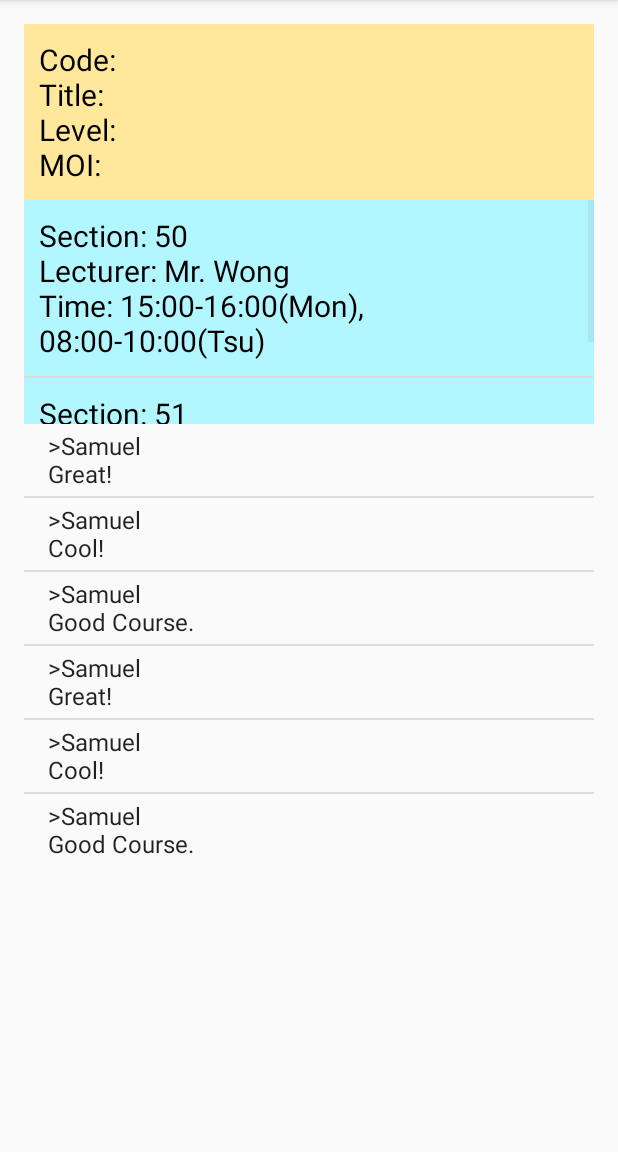
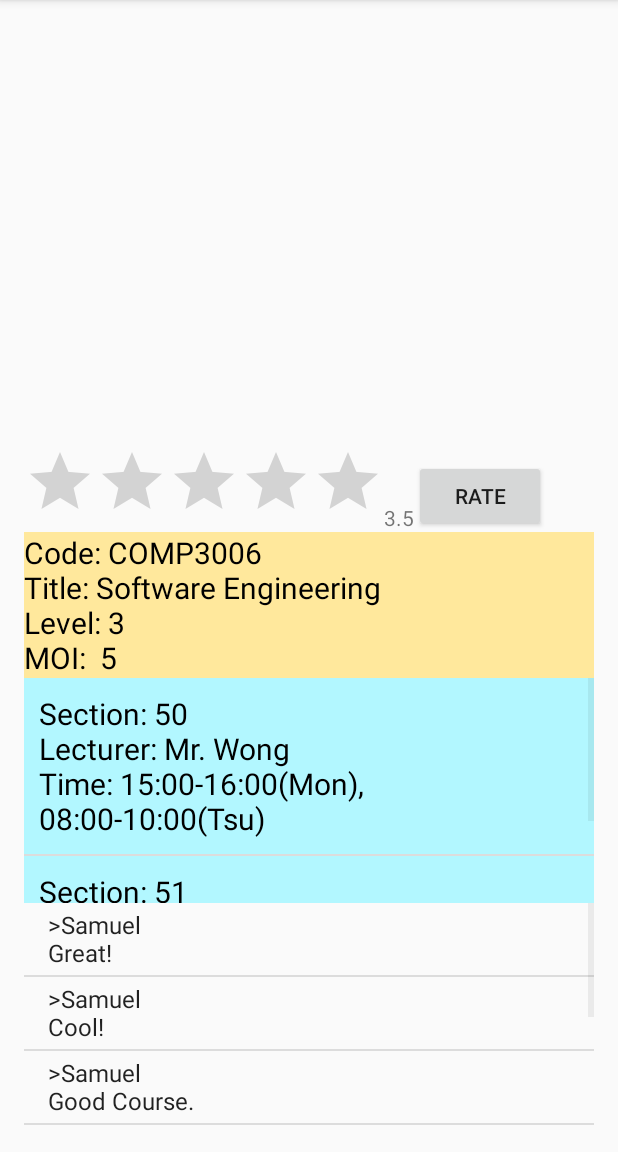
Before and after one commit to COMP3006/BUAddDrop, an Android app: the CourseInfoActivity screen opened directly, with no data from a screen before it, on a phone screen of 412 x 824 dp, the part 84-1236 px from its top. Run offline under Robolectric (Android 15) with nearby library versions, the phone set to English and light mode, and no system bars.

Commit message:
added rating function, hardcoded

```diff
--- a/app/src/main/AndroidManifest.xml
+++ b/app/src/main/AndroidManifest.xml
@@ -11,16 +11,16 @@
         android:label="@string/app_name"
         android:supportsRtl="true"
         android:theme="@style/AppTheme">
-        <activity android:name=".SearchActivity" >
-            <intent-filter>
-                <action android:name="android.intent.action.MAIN" />
-
-                <category android:name="android.intent.category.LAUNCHER" />
-            </intent-filter>
-        </activity>
+        <activity android:name=".SearchActivity" />
         <activity android:name=".RegistrationActivity" />
         <activity android:name=".HomeActivity" />
-        <activity android:name=".LoginActivity" />
+        <activity android:name=".LoginActivity" >
+        <intent-filter>
+            <action android:name="android.intent.action.MAIN" />
+
+            <category android:name="android.intent.category.LAUNCHER" />
+        </intent-filter>
+        </activity>>
         <activity android:name=".CourseInfoActivity" />
     </application>
 
--- a/app/src/main/java/com/example/demo/myapplication/CourseInfoActivity.java
+++ b/app/src/main/java/com/example/demo/myapplication/CourseInfoActivity.java
@@ -2,21 +2,30 @@ package com.example.demo.myapplication;
 
 import android.support.v7.app.AppCompatActivity;
 import android.os.Bundle;
+import android.view.View;
 import android.widget.ArrayAdapter;
 import android.widget.ListView;
 import android.widget.TextView;
+import android.widget.Button;
+import android.widget.RatingBar;
+import android.widget.Toast;
+
 
 import java.util.ArrayList;
 import java.util.List;
 
-public class CourseInfoActivity extends AppCompatActivity
-{
+public class CourseInfoActivity extends AppCompatActivity {
     private TextView textView_course_info;
     private ListView listView_section_info;
     private ListView listView_comment;
 
     private List<String> sections;
     private List<String> comments;
+
+    private static Button buttonRate;
+    private static TextView textView;
+    private static RatingBar ratingBar;
+
 
     @Override
     protected void onCreate(Bundle savedInstanceState)
@@ -28,8 +37,38 @@ public class CourseInfoActivity extends AppCompatActivity
         listView_section_info = (ListView) findViewById(R.id.listView_section_info);
         listView_comment = (ListView) findViewById(R.id.listView_comment);
 
+        listenerForRatingBar();
+        onButtonClickListener();
 
         set_data();
+    }
+
+    public void listenerForRatingBar() {
+        ratingBar = (RatingBar) findViewById(R.id.rating_bar);
+        textView = (TextView) findViewById(R.id.text_view);
+        ratingBar.setOnRatingBarChangeListener(
+                new RatingBar.OnRatingBarChangeListener() {
+                    @Override
+                    public void onRatingChanged(RatingBar ratingBar, float v, boolean b) {
+                        textView.setText(String.valueOf(v));
+                    }
+                }
+        );
+    }
+
+    public void onButtonClickListener() {
+        ratingBar = (RatingBar) findViewById(R.id.rating_bar);
+        buttonRate = (Button) findViewById(R.id.button_rate);
+        buttonRate.setOnClickListener(
+                new View.OnClickListener() {
+                    @Override
+                    public void onClick(View view) {
+                        Toast.makeText(CourseInfoActivity.this,
+                                String.valueOf(ratingBar.getRating()),
+                                Toast.LENGTH_SHORT).show();
+                    }
+                }
+        );
     }
 
     private void set_data()
--- a/app/src/main/java/com/example/demo/myapplication/LoginActivity.java
+++ b/app/src/main/java/com/example/demo/myapplication/LoginActivity.java
@@ -59,7 +59,7 @@ public class LoginActivity extends AppCompatActivity implements DBCommunicator,
                 break;
 
             case R.id.tBarHome:
-                startActivity(new Intent(this, SearchActivity.class));
+                startActivity(new Intent(this, HomeActivity.class));
                 break;
         }
     }
--- a/app/src/main/java/com/example/demo/myapplication/MainController.java
+++ b/app/src/main/java/com/example/demo/myapplication/MainController.java
@@ -32,7 +32,7 @@ public class MainController
     public void register(String username, String password)
     {
         Retrofit retrofit = new Retrofit.Builder()
-                .baseUrl("http://127.0.0.1/")
+                .baseUrl("http://202.125.249.223/")
                 .addConverterFactory(GsonConverterFactory.create())
                 .build();
         UserService userService = retrofit.create(UserService.class);
--- a/app/src/main/java/com/example/demo/myapplication/RegistrationActivity.java
+++ b/app/src/main/java/com/example/demo/myapplication/RegistrationActivity.java
@@ -63,7 +63,7 @@ public class RegistrationActivity extends AppCompatActivity implements DBCommuni
                 break;
 
             case R.id.tBarHome:
-                startActivity(new Intent(this, SearchActivity.class));
+                startActivity(new Intent(this, HomeActivity.class));
                 break;
         }
     }
--- a/app/src/main/res/layout/activity_course_info.xml
+++ b/app/src/main/res/layout/activity_course_info.xml
@@ -8,40 +8,55 @@ android:paddingLeft="@dimen/activity_horizontal_margin"
 android:paddingRight="@dimen/activity_horizontal_margin"
 android:paddingTop="@dimen/activity_vertical_margin"
 tools:context="com.example.demo.myapplication.CourseInfoActivity"
-    android:scrollbars="horizontal">
+    android:scrollbars="vertical">
 
-    <LinearLayout
-        android:layout_width="match_parent"
-        android:layout_height="match_parent"
-        android:orientation="vertical"
-        android:scrollbars="vertical">
+    <RatingBar
+        android:layout_width="wrap_content"
+        android:layout_height="wrap_content"
+        android:id="@+id/rating_bar"
+        android:numStars="5"
+        android:layout_above="@+id/textView_course_info"/>
+
+    <TextView
+        android:layout_width="wrap_content"
+        android:layout_height="wrap_content"
+        android:id="@+id/text_view"
+        android:text="3.5"
+        android:layout_toEndOf="@+id/rating_bar"
+        android:layout_above="@+id/textView_course_info" />
+
+    <Button
+        android:text="Rate"
+        android:layout_width="wrap_content"
+        android:id="@+id/button_rate"
+        android:layout_height="wrap_content"
+        android:layout_toEndOf="@+id/text_view"
+        android:layout_above="@+id/textView_course_info"/>
 
     <TextView
     android:layout_width="match_parent"
     android:layout_height="wrap_content"
-        android:text="Code: \nTitle: \nLevel: \nMOI:  "
+    android:text="Code: COMP3006\nTitle: Software Engineering\nLevel: 3\nMOI:  5"
     android:id="@+id/textView_course_info"
-        android:layout_alignParentTop="true"
-        android:layout_alignParentStart="true"
-        android:padding="10dp"
     android:textSize="20sp"
     android:textColor="#000000"
-        android:background="#ffe89c" />
+    android:background="#ffe89c"
+        android:layout_above="@+id/listView_section_info" />
 
     <ListView
         android:layout_width="match_parent"
-            android:layout_height="149dp"
-            android:id="@+id/listView_section_info"
-            android:layout_below="@+id/textView_course_info"
+        android:layout_height="150dp"
+        android:id="@+id/listView_comment"
+        android:layout_alignParentBottom="true"
         android:layout_alignParentStart="true" />
 
     <ListView
         android:layout_width="match_parent"
-            android:layout_height="wrap_content"
-            android:id="@+id/listView_comment"
-            android:layout_below="@+id/textView_course_info"
+        android:id="@+id/listView_section_info"
+        android:layout_alignWithParentIfMissing="false"
+        android:layout_centerInParent="false"
+        android:layout_height="150dp"
+        android:layout_above="@+id/listView_comment"
         android:layout_alignParentStart="true" />
 
-    </LinearLayout>
-
 </RelativeLayout>
```
Lines whose indentation alone changed are shown as unchanged.
